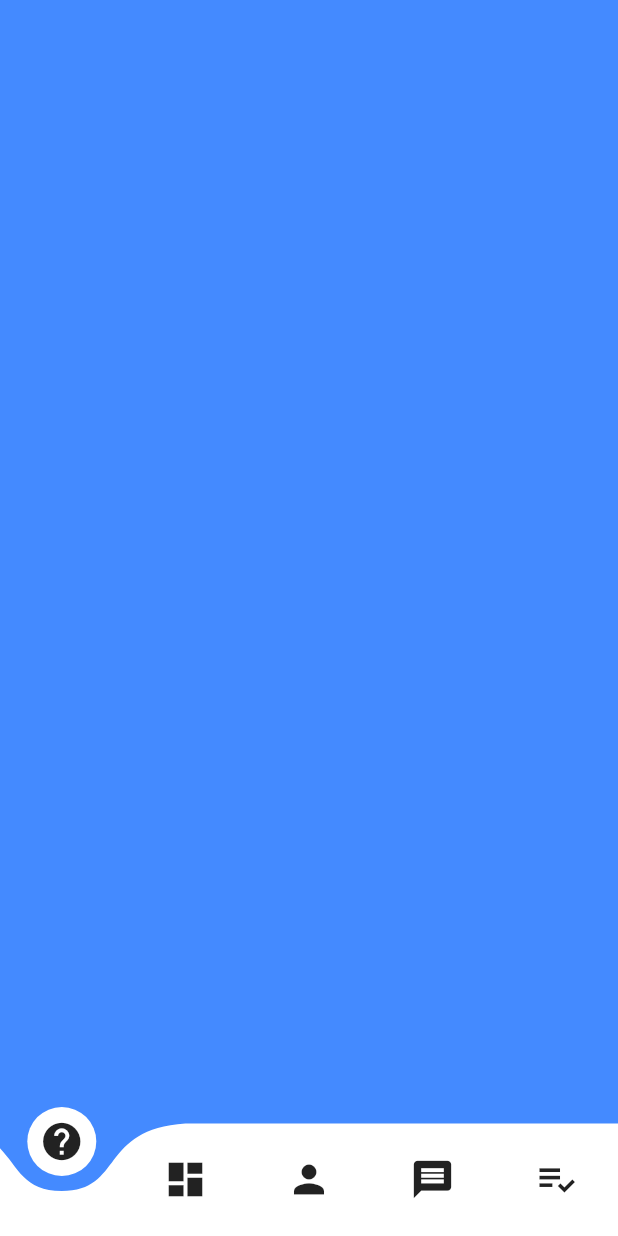
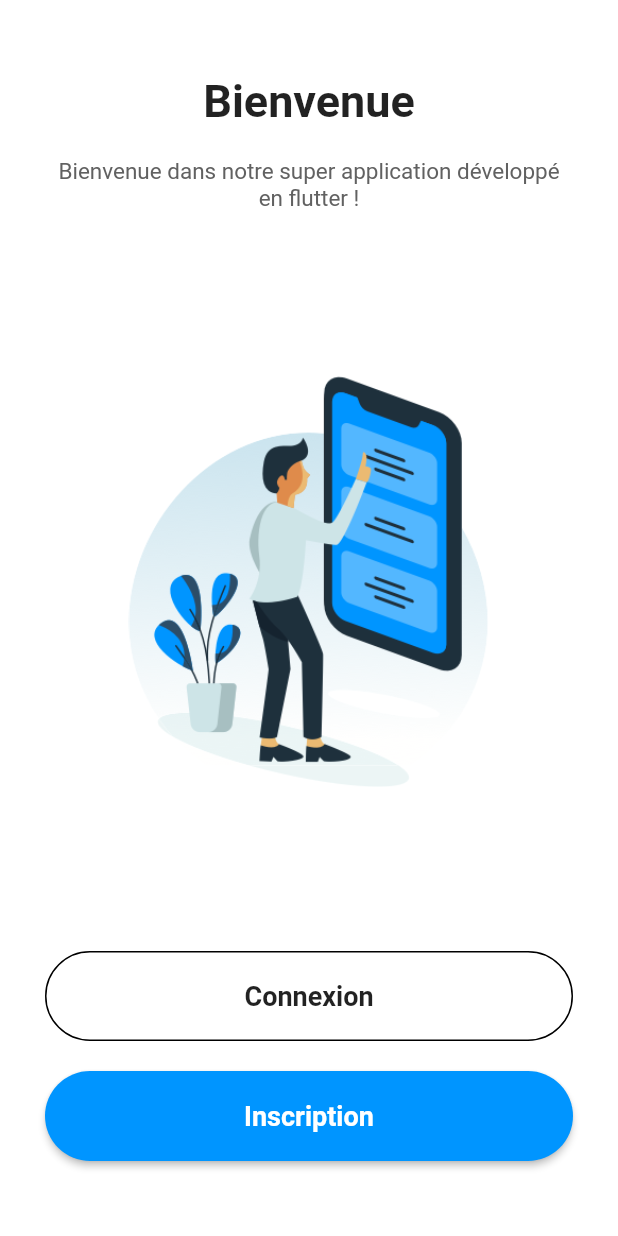
Before and after one commit to Yazid98/SocialNetwork, a Flutter app: the screen it shows after launch, on a phone screen of 412 x 824 dp. Run offline on Flutter 3.47's test engine with Material 2 defaults, Android fonts, the phone set to English and light mode, and no system bars; drawn by our look-alikes of curved_navigation_bar; our stand-ins replace cloud_firestore, firebase_auth, firebase_core, flutter_secure_storage, google_sign_in; accounts and stored records are empty.

Commit message:
inscription et connexion

```diff
--- a/lib/main.dart
+++ b/lib/main.dart
@@ -1,13 +1,43 @@
+import 'package:firebase_core/firebase_core.dart';
 import 'package:flutter/material.dart';
+import 'package:insta_projet_master1/Service/Auth_Service.dart';
 
+import 'Authenticate/loginSreen.dart';
+import 'Authenticate/signUpScreen.dart';
 import 'home_screen.dart';
 
-void main() {
+Future<void> main() async {
+  WidgetsFlutterBinding.ensureInitialized();
+  await Firebase.initializeApp();
   runApp(MyApp());
 }
 
-class MyApp extends StatelessWidget {
+class MyApp extends StatefulWidget {
   // This widget is the root of your application.
+  @override
+  _MyAppState createState() => _MyAppState();
+}
+
+class _MyAppState extends State<MyApp> {
+  Widget currentPage = HomePage();
+  AuthClass authClass = AuthClass();
+
+  @override
+  void initState() {
+    // TODO: implement initState
+    super.initState();
+    checkLogin();
+  }
+
+  void checkLogin() async{
+    String? token = await authClass.getToken();
+    if(token !=null){
+      setState(() {
+        currentPage = HomeScreen();
+      });
+    }
+  }
+
   @override
   Widget build(BuildContext context) {
     return MaterialApp(
@@ -16,7 +46,118 @@ class MyApp extends StatelessWidget {
       theme: ThemeData(
         scaffoldBackgroundColor: Colors.blueAccent,
       ),
-      home: HomeScreen(),
+      home: currentPage,
     );
   }
 }
+
+class HomePage extends StatelessWidget {
+  const HomePage({Key? key}) : super(key: key);
+
+  @override
+  Widget build(BuildContext context) {
+    return Scaffold(
+      backgroundColor: Colors.white,
+      body: SafeArea(
+        child: SingleChildScrollView(
+          child: Container(
+            width: double.infinity,
+            height: MediaQuery.of(context).size.height,
+            padding: EdgeInsets.symmetric(horizontal: 30, vertical: 50),
+            child: Column(
+              mainAxisAlignment: MainAxisAlignment.spaceBetween,
+              crossAxisAlignment: CrossAxisAlignment.center,
+              children: <Widget>[
+                Column(
+                  children: <Widget>[
+                    Text(
+                      "Bienvenue",
+                      style:
+                      TextStyle(
+                        fontWeight: FontWeight.bold,
+                        fontSize: 30,
+                      ),
+                    ),
+                    SizedBox(
+                      height: 20,
+                    ),
+                    Text(
+                      "Bienvenue dans notre super application développé en flutter !",
+                      textAlign: TextAlign.center,
+                      style: TextStyle(
+                        color: Colors.grey[700],
+                        fontSize: 15,
+                      ),
+                    )
+                  ],
+                ),
+                Container(
+                  height: MediaQuery.of(context).size.height / 3,
+                  decoration: BoxDecoration(
+                      image: DecorationImage(
+                          image: AssetImage("assets/welcome.png")
+                      )
+                  ),
+                ),
+
+                Column(
+                    children: <Widget>[
+                      //The Login Button
+                      MaterialButton(
+                        minWidth: double.infinity,
+                        height: 60,
+                        onPressed: (){
+                          Navigator.push(context, MaterialPageRoute(builder: (context) => LoginScreen()));
+                        },
+                        //defining the shape
+                        shape: RoundedRectangleBorder(
+                            side: BorderSide(
+                                color: Colors.black
+                            ),
+                            borderRadius: BorderRadius.circular(50)
+                        ),
+                        child: Text(
+                          "Connexion",
+                          style: TextStyle(
+                            fontWeight: FontWeight.w600,
+                            fontSize: 18,
+                          ),
+                        ),
+                      ),
+
+                      //SignUp Button
+                      SizedBox(height: 20,),
+                      MaterialButton(
+                          minWidth: double.infinity,
+                          height: 60,
+                          onPressed: (){
+                            Navigator.push(context, MaterialPageRoute(builder: (context) => SignUpScreen() ));
+
+                          },
+                          color: Color(0xff0095ff),
+                          shape: RoundedRectangleBorder(
+                            borderRadius: BorderRadius.circular(50),
+                          ),
+                          child: Text(
+                            "Inscription",
+                            style:
+                            TextStyle(
+                              color: Colors.white,
+                              fontWeight: FontWeight.w600,
+                              fontSize: 18,
+                            ),
+                          )
+                      )
+
+                    ]
+                )
+
+              ],
+            ),
+          ),
+        ),
+
+      )
+    );
+  }
+}
```
Also changed, not shown: lib/Authenticate/loginSreen.dart (added, +190 -0 lines), lib/Authenticate/signUpScreen.dart (added, +184 -0 lines), lib/Service/Auth_Service.dart (added, +64 -0 lines), pubspec.yaml (+8 -3 lines), assets/background.png (added), assets/welcome.png (added), pubspec.lock, 9 other files.
